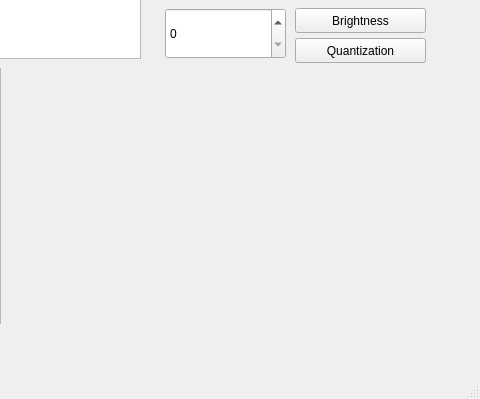
Old version of the form mainwindow.ui in the repository guitassinari/fpi-project; both pictures show x 715 to 1195 and y 328 to 727 of the 1195 by 727 pixel window.
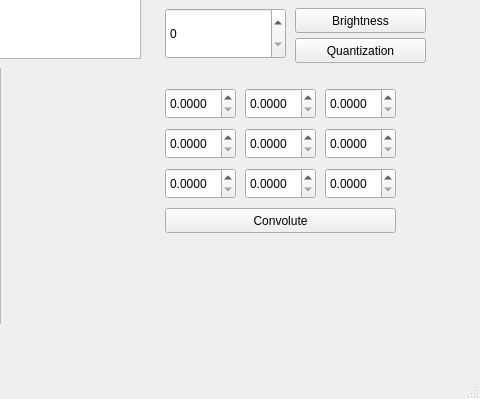
New version of the form.

The edit to the form file:
```diff
--- a/mainwindow.ui
+++ b/mainwindow.ui
@@ -227,6 +227,136 @@
      </rect>
     </property>
    </widget>
+   <widget class="QDoubleSpinBox" name="MatrixValue0">
+    <property name="geometry">
+     <rect>
+      <x>880</x>
+      <y>380</y>
+      <width>71</width>
+      <height>31</height>
+     </rect>
+    </property>
+    <property name="decimals">
+     <number>4</number>
+    </property>
+   </widget>
+   <widget class="QDoubleSpinBox" name="MatrixValue1">
+    <property name="geometry">
+     <rect>
+      <x>960</x>
+      <y>380</y>
+      <width>71</width>
+      <height>31</height>
+     </rect>
+    </property>
+    <property name="decimals">
+     <number>4</number>
+    </property>
+   </widget>
+   <widget class="QDoubleSpinBox" name="MatrixValue2">
+    <property name="geometry">
+     <rect>
+      <x>1040</x>
+      <y>380</y>
+      <width>71</width>
+      <height>31</height>
+     </rect>
+    </property>
+    <property name="decimals">
+     <number>4</number>
+    </property>
+   </widget>
+   <widget class="QDoubleSpinBox" name="MatrixValue4">
+    <property name="geometry">
+     <rect>
+      <x>960</x>
+      <y>420</y>
+      <width>71</width>
+      <height>31</height>
+     </rect>
+    </property>
+    <property name="decimals">
+     <number>4</number>
+    </property>
+   </widget>
+   <widget class="QDoubleSpinBox" name="MatrixValue3">
+    <property name="geometry">
+     <rect>
+      <x>880</x>
+      <y>420</y>
+      <width>71</width>
+      <height>31</height>
+     </rect>
+    </property>
+    <property name="decimals">
+     <number>4</number>
+    </property>
+   </widget>
+   <widget class="QDoubleSpinBox" name="MatrixValue5">
+    <property name="geometry">
+     <rect>
+      <x>1040</x>
+      <y>420</y>
+      <width>71</width>
+      <height>31</height>
+     </rect>
+    </property>
+    <property name="decimals">
+     <number>4</number>
+    </property>
+   </widget>
+   <widget class="QDoubleSpinBox" name="MatrixValue6">
+    <property name="geometry">
+     <rect>
+      <x>880</x>
+      <y>460</y>
+      <width>71</width>
+      <height>31</height>
+     </rect>
+    </property>
+    <property name="decimals">
+     <number>4</number>
+    </property>
+   </widget>
+   <widget class="QDoubleSpinBox" name="MatrixValue8">
+    <property name="geometry">
+     <rect>
+      <x>1040</x>
+      <y>460</y>
+      <width>71</width>
+      <height>31</height>
+     </rect>
+    </property>
+    <property name="decimals">
+     <number>4</number>
+    </property>
+   </widget>
+   <widget class="QDoubleSpinBox" name="MatrixValue7">
+    <property name="geometry">
+     <rect>
+      <x>960</x>
+      <y>460</y>
+      <width>71</width>
+      <height>31</height>
+     </rect>
+    </property>
+    <property name="decimals">
+     <number>4</number>
+    </property>
+   </widget>
+   <widget class="QPushButton" name="ConvolutionButton">
+    <property name="geometry">
+     <rect>
+      <x>880</x>
+      <y>500</y>
+      <width>231</width>
+      <height>25</height>
+     </rect>
+    </property>
+    <property name="text">
+     <string>Convolute</string>
+    </property>
+   </widget>
   </widget>
   <widget class="QToolBar" name="mainToolBar">
    <attribute name="toolBarArea">
```
